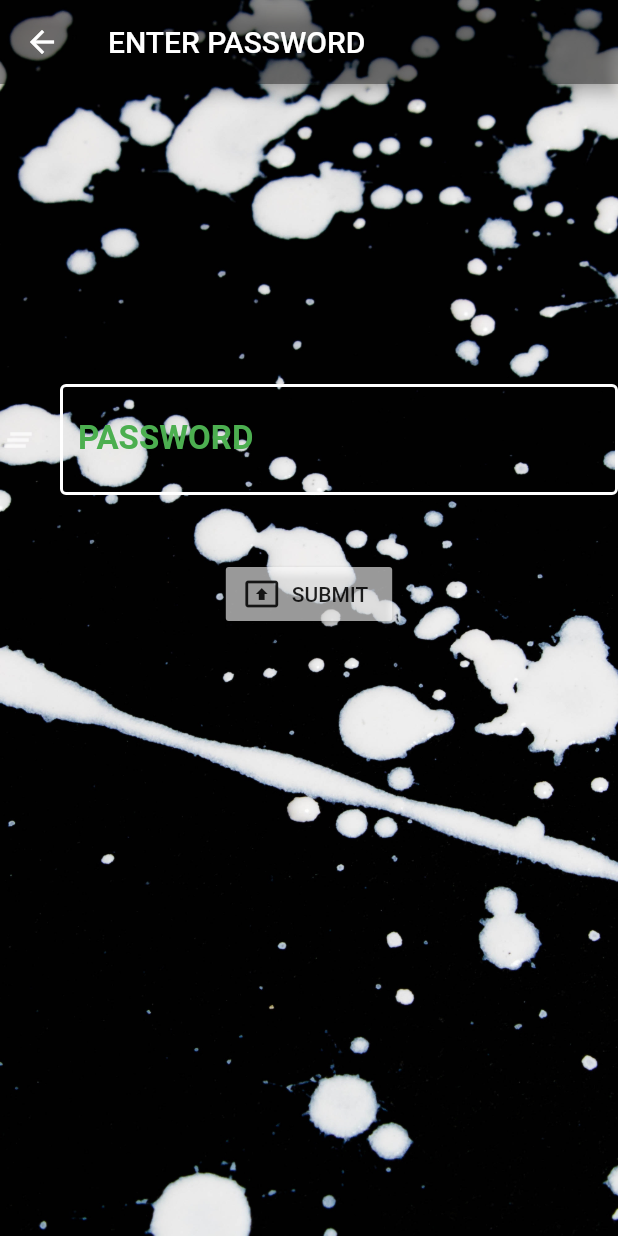
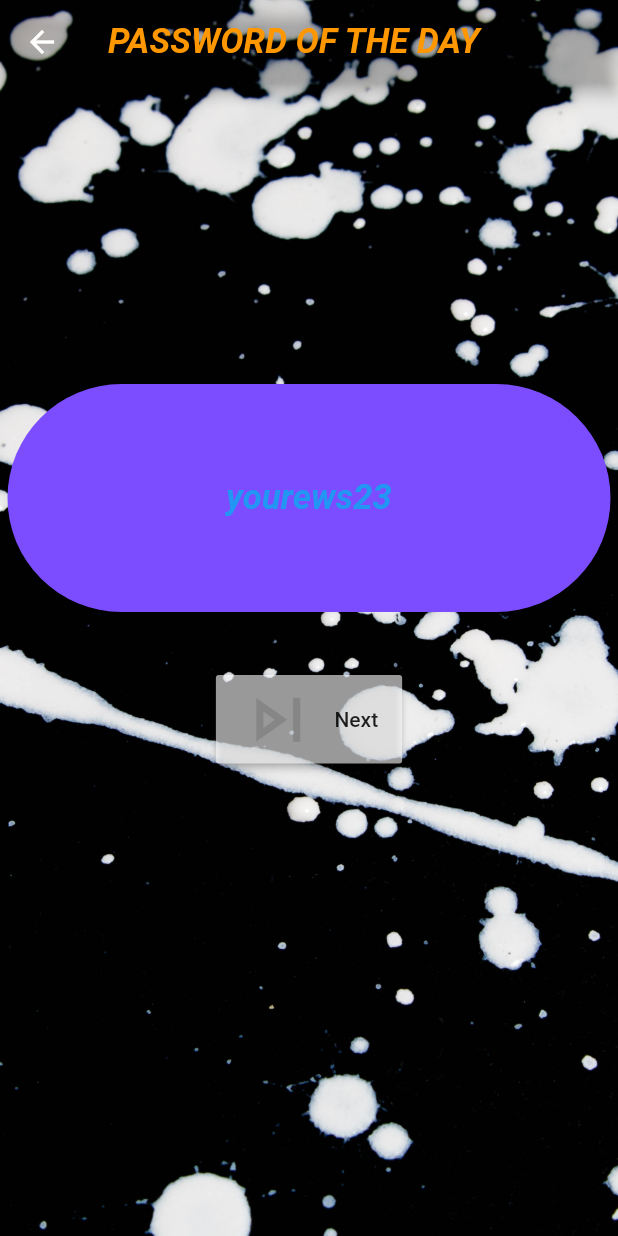
Before and after one commit to ChristopheRurangwa/Password_Generator, a Flutter app: the screen it shows after launch, after a tap on "Continue", on a phone screen of 412 x 824 dp. Run offline on Flutter 3.47's test engine with Material 2 defaults, Android fonts, the phone set to English and light mode, and no system bars; our stand-ins replace google_fonts; missing offline and left inert: trotter; Roboto replaces fonts that are missing (Aclonica, Adamina).

Commit message:
final touches

```diff
--- a/lib/Taker.dart
+++ b/lib/Taker.dart
@@ -2,6 +2,10 @@ import 'dart:math';
 
 import 'package:flutter/cupertino.dart';
 import 'package:flutter/material.dart';
+import 'package:google_fonts/google_fonts.dart';
+
+import 'Generator.dart';
+import 'engine.dart';
 
 class Taker extends StatefulWidget {
   String password;
@@ -18,9 +22,9 @@ class _TakerState extends State<Taker> {
   Map map;
 
 
-
+  Generator gene= Generator();
   Taker tak= new Taker();
-
+  Engine eng = new Engine();
 
   @override
   Widget build(BuildContext context) {
@@ -32,8 +36,13 @@ class _TakerState extends State<Taker> {
       )),
       child: Scaffold(
         appBar: AppBar(
-          title: Text('ENTER PASSWORD'),
-          backgroundColor: Colors.black38,
+          title: Text('PASSWORD OF THE DAY',style: GoogleFonts.adamina(
+              fontSize: 23,
+              color: eng.randomColors(),
+              fontWeight: FontWeight.bold,
+              fontStyle: FontStyle
+                  .italic)),
+          backgroundColor:Colors.transparent,
         ),
         backgroundColor: Colors.transparent,
         body: Column(
@@ -41,46 +50,37 @@ class _TakerState extends State<Taker> {
             SizedBox(
               height: 200,
             ),
-            TextField(
-              onChanged: (text) {
-                tak.password=text;
+          Center(child: Container(///
 
 
+            height: 152,
+            width: 402,
+            child: Center(child: Text('${eng.pword()}',style: GoogleFonts.aclonica(
+                fontSize: 23,
+                color: eng.randomColors(),
+                fontWeight: FontWeight.bold,
+                fontStyle: FontStyle
+                    .italic)),),
+            decoration: BoxDecoration(
 
-              },
-              style: TextStyle(color: Colors.green, fontSize: 29),
-              cursorColor: Colors.green,
-              decoration: InputDecoration(
-                enabledBorder: OutlineInputBorder(borderSide: BorderSide(color: Colors.white,width: 2)),
-                icon: Icon(
-                  Icons.clear_all,
-                  color: Colors.white70,
-                ),
-                labelText: 'PASSWORD',
-                hintText: 'Password',
-                labelStyle: TextStyle(
-                    color: Colors.green,
-                    fontWeight: FontWeight.bold,
-                    fontSize: 22),
-              ),
-            ),
+                border: Border.all(color: eng.randomColors(), width: .5),
+                borderRadius: BorderRadius.all(Radius.circular(100)),
+                color: eng.randomColors()),
+          )),
+
             SizedBox(
               height: 42,
             ),
             RaisedButton.icon(
                 onPressed: () {
-                 // Map<String,dynamic> data={
-                 //
-                 // }
-                  //tak.myList.add(tak.password);
 
                   Navigator.pushNamed(context, '/Generator');
 
 
                   //Navigator.pushNamed(context, '/Generator');
                 },
-                icon: Icon(Icons.present_to_all),
-                label: Text('SUBMIT'),
+                icon: Icon(Icons.skip_next_outlined,size: 59,color: eng.randomColors(),),
+                label: Text('Next'),
                 color: Colors.white60,
                 splashColor: Colors.greenAccent,
                 disabledColor: Colors.white60),
--- a/lib/engine.dart
+++ b/lib/engine.dart
@@ -29,6 +29,30 @@ class Engine extends StatefulWidget {
 
     pos = ra.nextInt(25);
     return"" ;
+  }
+  List passwrd=['MODE','PAR','ROBO','Rogue1','MrKegny334','hopeGrams4','brownAnita349','yellowLitter349034','HalloTRKI',
+    'redsXOP','UYOW#','jumlpUpANDdown','greenlWENF','YELLOWSPRINDFSFDF','zero&*&',"DKJ86JHDFJH",'MY name is the dk637#','greeenf 5k4','tewoow+jdfk','userTERDF','<DJKKFKDF>yougabetreri','87tewojkf#'
+        'the blackhole##%','the yelllowhole','the gdreen hole','hole2343','holeYELLOW','BIERSD','sidebyside','youverlkj','laketanganyika','ungwaro46','cyclethebeginingofanother','one23939'
+        'rEASDytl343','proAGILE32','rEAgean32','IamTHeKing32767890','2834732','yourews23','45TRRIVIA12',
+    'LoganWIZ12358','DAKAE431','HAPPYmIND782','iPALEwrr237894','otop3409','zero6754','HEART908','gREEN6','TWENTY213','Prety342','45tyewk','poly8fkj87'];
+
+  String pword () {
+
+    pos = ra.nextInt(50);
+
+    for(int i=0;i<=passwrd.length;i++){
+
+      if((passwrd[i].toString().length-1)<=4 ){
+
+        if((passwrd[pos].toString().length-1)<=4)
+          return buidUpPermu(passwrd[i].toString()).toString().replaceAll(',', '').replaceAll(']', '').replaceAll('[', '');
+      }
+      return passwrd[pos].toString();
+
+    }
+
+
+    return passwrd[pos].toString();
   }
 
 
--- a/lib/main.dart
+++ b/lib/main.dart
@@ -6,13 +6,18 @@ import 'intro.dart';
 
 void main() {
   runApp(MyApp());
+
+
 }
 
 class MyApp extends StatelessWidget {
   // This widget is the root of your application.
   @override
   Widget build(BuildContext context) {
+
+
     return MaterialApp(
+      debugShowCheckedModeBanner:false,
       title: 'Flutter Demo',
       theme: ThemeData(
         primarySwatch: Colors.blue,
```
Also changed, not shown: lib/Generator.dart (+39 -20 lines).
